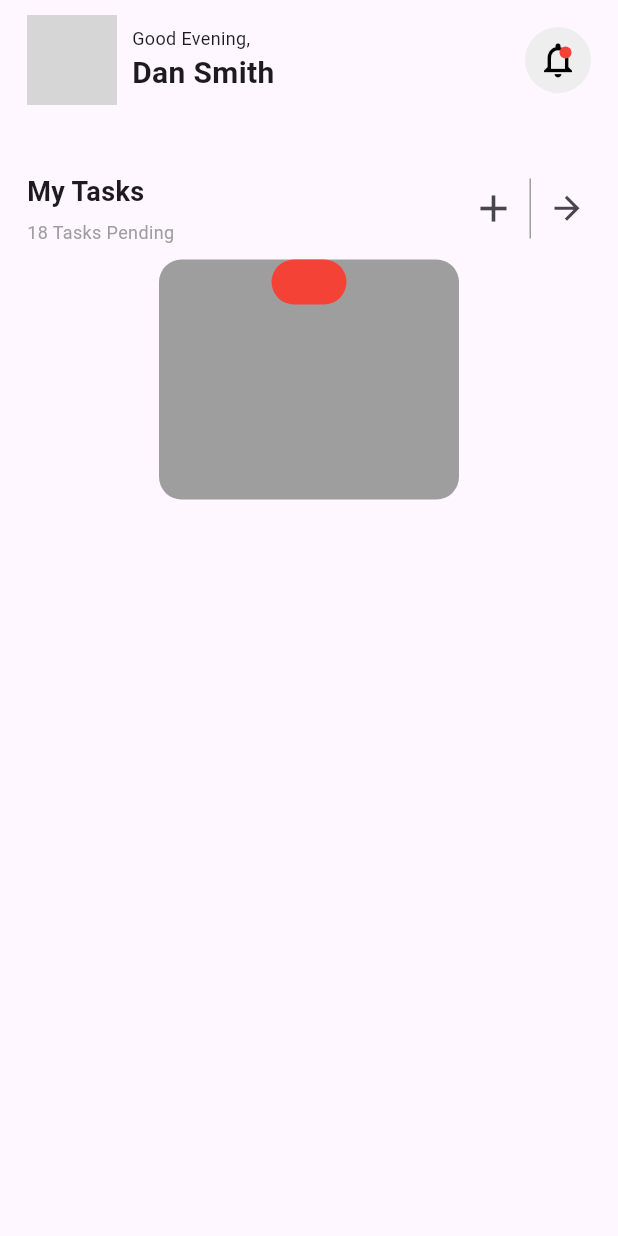
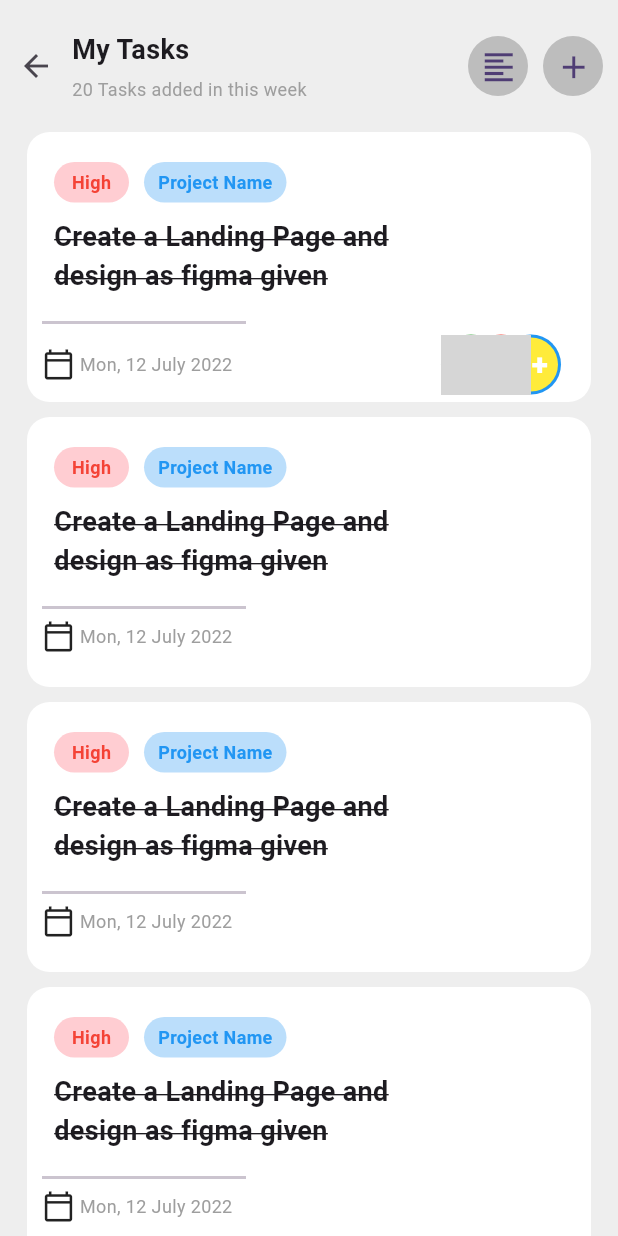
Before and after one commit to Salman4511/Task_Manager_App, a Flutter app: the screen it shows after launch, after a tap on the "add" icon, on a phone screen of 412 x 824 dp. Run offline on Flutter 3.47's test engine with Material 3 defaults, Android fonts, the phone set to English and light mode, and no system bars; network calls fail; grey boxes are pictures that could not be loaded.

Commit message:
upto add new task completed

```diff
--- a/lib/main.dart
+++ b/lib/main.dart
@@ -13,12 +13,11 @@ class MyApp extends StatelessWidget {
     return MaterialApp(
       title: 'Flutter Demo',
       theme: ThemeData(
-
         colorScheme: ColorScheme.fromSeed(seedColor: Colors.deepPurple),
         useMaterial3: true,
       ),
       debugShowCheckedModeBanner: false,
-      home: HomeScreen(),
+      home: const HomeScreen(),
     );
   }
 }
--- a/lib/utils/constants.dart
+++ b/lib/utils/constants.dart
@@ -92,3 +92,4 @@ const kgrey = Colors.grey;
 const kgreen = Colors.green;
 const kwhite = Colors.white;
 const kblue = Colors.blue;
+const kred = Colors.red;
--- a/lib/view/home/home_screen.dart
+++ b/lib/view/home/home_screen.dart
@@ -1,6 +1,8 @@
 import 'package:flutter/material.dart';
 import 'package:task_manager_app/utils/constants.dart';
+import 'package:task_manager_app/view/widgets/my_tasks_card_widget.dart';
 import 'package:task_manager_app/view/widgets/task_action_row_widget.dart';
+import 'package:task_manager_app/view/widgets/todays_task_tile_widget.dart';
 import 'package:task_manager_app/view/widgets/top_bar_widget.dart';
 
 class HomeScreen extends StatelessWidget {
@@ -8,8 +10,10 @@ class HomeScreen extends StatelessWidget {
 
   @override
   Widget build(BuildContext context) {
-    return  Scaffold(
+    return Scaffold(
+      backgroundColor: kgrey.shade200,
       body: SafeArea(
+        child: SingleChildScrollView(
           child: Column(
             children: [
               kheight10,
@@ -17,28 +21,63 @@ class HomeScreen extends StatelessWidget {
               kheight45,
               const TaskActionRowWidget(),
               kheight10,
-            Container(
-
-              height: 160,
-              width: 200,
-              decoration: BoxDecoration(
-                color: kgrey,
-                borderRadius: BorderRadius.circular(15)
+              SizedBox(
+                height: 200,
+                child: ListView.builder(
+                  itemCount: 10,
+                  scrollDirection: Axis.horizontal,
+                  itemBuilder: (context, index) => Row(
+                    children: [
+                      kheight10,
+                      const Padding(
+                        padding: EdgeInsets.all(18.0),
+                        child: MyTasksCardWidget(
+                          color: kred,
+                          textColor: kred,
+                          title: 'Create a',
+                          subTitle: 'Landing Page',
+                          date: 'Mon, 12 July 2022',
+                          status: 'High',
                         ),
-              child: Column(
+                      ),
+                      const MyTasksCardWidget(
+                        color: kgreen,
+                        textColor: kgreen,
+                        title: 'Develop a',
+                        subTitle: 'Website',
+                        date: 'Mon, 30 July 2022',
+                        status: 'Low',
+                      ),
+                    ],
+                  ),
+                ),
+              ),
+              Row(children: [
+                kwidth18,
+                Column(
+                  crossAxisAlignment: CrossAxisAlignment.start,
                   children: [
-                  Container(
-                    height: 30,
-                    width: 50,
-                    decoration: BoxDecoration(
-                      color: Colors.red,
-                      borderRadius: BorderRadius.circular(30)
+                    Text(
+                      'Today\'s Tasks',
+                      style: textstyle1,
                     ),
+                    kheight5,
+                    const Text(
+                      '18 Tasks Pending',
+                      style: TextStyle(fontSize: 12, color: kgrey),
                     )
                   ],
                 ),
+              ]),
+              SizedBox(
+                height: 500,
+                child: ListView.builder(
+                    itemBuilder: (context, index) => const TodaysTaskTileWidget(
+                          isVisible: false,
+                        )),
               )
             ],
+          ),
         ),
       ),
     );
--- /dev/null
+++ b/lib/view/tasks/add_task_screen.dart
@@ -0,0 +1,69 @@
+import 'package:flutter/material.dart';
+import 'package:task_manager_app/utils/constants.dart';
+import 'package:task_manager_app/view/widgets/text_form_field_widget.dart';
+
+class AddTaskScreen extends StatelessWidget {
+  const AddTaskScreen({super.key});
+
+  @override
+  Widget build(BuildContext context) {
+    return Scaffold(
+      backgroundColor: kgrey.shade200,
+      appBar: AppBar(
+        backgroundColor: kgrey.shade200,
+        title: Text(
+          'Add New Task',
+          style: textstyle4,
+        ),
+      ),
+      body: SingleChildScrollView(
+        child: Column(
+          children: [
+            Padding(
+              padding: const EdgeInsets.all(8.0),
+              child: Column(
+                children: [
+                  const TextFormFieldWidget(
+                    label: 'Write about your task',
+                    maxlines: 10,
+                  ),
+                  kheight10,
+                  const TextFormFieldWidget(
+                    label: 'Select Project',
+                    icon: Icons.arrow_forward,
+                  ),
+                  kheight10,
+                  const TextFormFieldWidget(
+                    label: 'Select Priority',
+                    icon: Icons.arrow_forward,
+                  ),
+                  kheight10,
+                  const TextFormFieldWidget(
+                    label: 'Select Date',
+                    icon: Icons.calendar_today_outlined,
+                  ),
+                  kheight100,
+                   SizedBox(
+                    height: 55,
+                    width: 350,
+                    child: FloatingActionButton(
+                      onPressed: () {},
+                      backgroundColor: kblue,
+                      shape: RoundedRectangleBorder(
+                        borderRadius: BorderRadius.circular(15.0),
+                      ),
+                      child: Text(
+                        'Add to Task',
+                        style: textstyle11,
+                      ),
+                    ),
+                  )
+                ],
+              ),
+            )
+          ],
+        ),
+      ),
+    );
+  }
+}
--- /dev/null
+++ b/lib/view/tasks/my_tasks_screen.dart
@@ -0,0 +1,38 @@
+import 'package:flutter/material.dart';
+import 'package:task_manager_app/utils/constants.dart';
+import 'package:task_manager_app/view/widgets/my_task_app_bar_widget.dart';
+import 'package:task_manager_app/view/widgets/todays_task_tile_widget.dart';
+
+class MyTasksSCreen extends StatelessWidget {
+  const MyTasksSCreen({super.key});
+
+  @override
+  Widget build(BuildContext context) {
+    return Scaffold(
+      backgroundColor: kgrey.shade200,
+      body: SafeArea(
+        child: SingleChildScrollView(
+          child: Column(
+            children: [
+              kheight20,
+              const MyTaskAppBarWidget(),
+              kheight10,
+              const TodaysTaskTileWidget(
+                isVisible: true,
+              ),
+              const TodaysTaskTileWidget(
+                isVisible: false,
+              ),
+              const TodaysTaskTileWidget(
+                isVisible: false,
+              ),
+              const TodaysTaskTileWidget(
+                isVisible: false,
+              ),
+            ],
+          ),
+        ),
+      ),
+    );
+  }
+}
--- /dev/null
+++ b/lib/view/widgets/my_task_app_bar_widget.dart
@@ -0,0 +1,61 @@
+import 'package:flutter/material.dart';
+import 'package:task_manager_app/utils/constants.dart';
+import 'package:task_manager_app/view/tasks/add_task_screen.dart';
+
+class MyTaskAppBarWidget extends StatelessWidget {
+  const MyTaskAppBarWidget({super.key});
+
+  @override
+  Widget build(BuildContext context) {
+    return Row(
+      children: [
+        IconButton(
+            onPressed: () {
+              Navigator.pop(context);
+            },
+            icon: const Icon(Icons.arrow_back)),
+        Column(
+          crossAxisAlignment: CrossAxisAlignment.start,
+          children: [
+            Text(
+              'My Tasks',
+              style: textstyle1,
+            ),
+            kheight5,
+            const Text(
+              '20 Tasks added in this week',
+              style: TextStyle(fontSize: 12, color: kgrey),
+            )
+          ],
+        ),
+        const Spacer(),
+        CircleAvatar(
+          backgroundColor: kgrey.shade400,
+          child: IconButton(
+              onPressed: () {},
+              icon: const Icon(
+                Icons.format_align_left_outlined,
+                size: 25,
+              )),
+        ),
+        kwidth10,
+        CircleAvatar(
+          backgroundColor: kgrey.shade400,
+          child: IconButton(
+              onPressed: () {
+                Navigator.push(
+                    context,
+                    MaterialPageRoute(
+                      builder: (context) => const AddTaskScreen(),
+                    ));
+              },
+              icon: const Icon(
+                Icons.add,
+                size: 25,
+              )),
+        ),
+        kwidth10
+      ],
+    );
+  }
+}
--- /dev/null
+++ b/lib/view/widgets/my_tasks_card_widget.dart
@@ -0,0 +1,89 @@
+import 'package:flutter/material.dart';
+import 'package:task_manager_app/utils/constants.dart';
+
+class MyTasksCardWidget extends StatelessWidget {
+  final MaterialColor color;
+  final MaterialColor textColor;
+  final String title;
+  final String status;
+
+  final String subTitle;
+  final String date;
+  const MyTasksCardWidget({
+    super.key,
+    required this.color,
+    required this.textColor,
+    required this.title,
+    required this.subTitle,
+    required this.date,
+    required this.status,
+  });
+
+  @override
+  Widget build(BuildContext context) {
+    return Container(
+      height: 160,
+      width: 200,
+      decoration:
+          BoxDecoration(color: kwhite, borderRadius: BorderRadius.circular(15)),
+      child: Column(
+        children: [
+          kheight10,
+          Row(
+            children: [
+              kwidth18,
+              Container(
+                height: 27,
+                width: 50,
+                decoration: BoxDecoration(
+                    color: color.shade100,
+                    borderRadius: BorderRadius.circular(30)),
+                child: Center(
+                    child: Text(
+                  status,
+                  style: TextStyle(
+                      fontSize: 12,
+                      fontWeight: FontWeight.bold,
+                      color: textColor),
+                )),
+              ),
+            ],
+          ),
+          kheight20,
+          Row(
+            children: [
+              kwidth18,
+              Column(
+                crossAxisAlignment: CrossAxisAlignment.start,
+                children: [
+                  Text(
+                    title,
+                    style: textstyle1,
+                  ),
+                  Text(
+                    subTitle,
+                    style: textstyle1,
+                  ),
+                ],
+              ),
+            ],
+          ),
+          kheight10,
+          Row(
+            children: [
+              kwidth10,
+              const Icon(
+                Icons.calendar_today_outlined,
+                size: 20,
+              ),
+              Text(
+                date,
+                style: const TextStyle(fontSize: 12, color: kgrey),
+              )
+            ],
+          )
+        ],
+      ),
+    );
+  }
+}
--- a/lib/view/widgets/task_action_row_widget.dart
+++ b/lib/view/widgets/task_action_row_widget.dart
@@ -1,5 +1,7 @@
+import 'package:flutter/cupertino.dart';
 import 'package:flutter/material.dart';
 import 'package:task_manager_app/utils/constants.dart';
+import 'package:task_manager_app/view/tasks/my_tasks_screen.dart';
 
 class TaskActionRowWidget extends StatelessWidget {
   const TaskActionRowWidget({
@@ -27,7 +29,13 @@ class TaskActionRowWidget extends StatelessWidget {
         ),
         const Spacer(),
         IconButton(
-            onPressed: () {},
+            onPressed: () {
+              Navigator.push(
+                  context,
+                  CupertinoPageRoute(
+                    builder: (context) => const MyTasksSCreen(),
+                  ));
+            },
             icon: const Icon(
               Icons.add,
               size: 30,
--- /dev/null
+++ b/lib/view/widgets/text_form_field_widget.dart
@@ -0,0 +1,27 @@
+import 'package:flutter/material.dart';
+import 'package:task_manager_app/utils/constants.dart';
+
+class TextFormFieldWidget extends StatelessWidget {
+  final String label;
+  final int? maxlines;
+  final IconData? icon;
+  const TextFormFieldWidget({
+    super.key, required this.label,  this.maxlines,  this.icon,
+  });
+
+  @override
+  Widget build(BuildContext context) {
+    return TextFormField(
+      decoration: InputDecoration(
+          fillColor: kwhite,
+          filled: true,
+          border: OutlineInputBorder(
+              borderSide: BorderSide.none,
+              borderRadius: BorderRadius.circular(10)),
+          hintText: '  $label',
+          suffixIcon: Icon(icon, color: kgrey)
+          ),
+      maxLines: maxlines,
+    );
+  }
+}
--- /dev/null
+++ b/lib/view/widgets/todays_task_tile_widget.dart
@@ -0,0 +1,144 @@
+import 'package:flutter/material.dart';
+import 'package:task_manager_app/utils/constants.dart';
+
+class TodaysTaskTileWidget extends StatelessWidget {
+  final bool isVisible;
+  const TodaysTaskTileWidget({
+    super.key,
+    required this.isVisible,
+  });
+
+  @override
+  Widget build(BuildContext context) {
+    return Padding(
+      padding: const EdgeInsets.only(left: 18.0, right: 18, top: 10),
+      child: Container(
+        height: 180,
+        decoration: BoxDecoration(
+          color: kwhite,
+          borderRadius: BorderRadius.circular(15),
+        ),
+        child: Column(
+          children: [
+            kheight20,
+            Row(
+              children: [
+                kwidth18,
+                Container(
+                  height: 27,
+                  width: 50,
+                  decoration: BoxDecoration(
+                      color: kred.shade100,
+                      borderRadius: BorderRadius.circular(30)),
+                  child: const Center(
+                      child: Text(
+                    'High',
+                    style: TextStyle(
+                        fontSize: 12, fontWeight: FontWeight.bold, color: kred),
+                  )),
+                ),
+                kwidth10,
+                Container(
+                  height: 27,
+                  width: 95,
+                  decoration: BoxDecoration(
+                      color: kblue.shade100,
+                      borderRadius: BorderRadius.circular(30)),
+                  child: const Center(
+                      child: Text(
+                    'Project Name',
+                    style: TextStyle(
+                        fontSize: 12,
+                        fontWeight: FontWeight.bold,
+                        color: kblue),
+                  )),
+                ),
+              ],
+            ),
+            kheight10,
+            Row(
+              children: [
+                kwidth18,
+                const Column(
+                  crossAxisAlignment: CrossAxisAlignment.start,
+                  children: [
+                    Text(
+                      'Create a Landing Page and',
+                      style: TextStyle(
+                          fontSize: 18,
+                          decoration: TextDecoration.lineThrough,
+                          fontWeight: FontWeight.bold),
+                    ),
+                    Text(
+                      'design as figma given',
+                      style: TextStyle(
+                          fontSize: 18,
+                          decoration: TextDecoration.lineThrough,
+                          fontWeight: FontWeight.bold),
+                    ),
+                  ],
+                ),
+              ],
+            ),
+            kheight10,
+            const Divider(
+              indent: 10,
+              endIndent: 230,
+              thickness: 2,
+            ),
+            Row(
+              children: [
+                kwidth10,
+                const Icon(
+                  Icons.calendar_today_outlined,
+                  size: 22,
+                ),
+                const Text(
+                  ' Mon, 12 July 2022',
+                  style: TextStyle(fontSize: 12, color: kgrey),
+                ),
+                const Spacer(),
+                isVisible
+                    ? SizedBox(
+                        width: 100,
+                        child: Stack(
+                          children: [
+                            const CircleAvatar(
+                              backgroundColor: kgreen,
+                              backgroundImage: NetworkImage(
+                                  'https://img.freepik.com/free-photo/freedom-concept-with-hiker-mountain_23-2148107064.jpg'),
+                            ),
+                            const Positioned(
+                              left: 20,
+                              child: CircleAvatar(
+                                backgroundColor: kred,
+                                backgroundImage: NetworkImage(
+                                    'https://images.unsplash.com/photo-1544005313-94ddf0286df2?q=80&w=1000&auto=format&fit=crop&ixlib=rb-4.0.3&ixid=M3wxMjA3fDB8MHxzZWFyY2h8NHx8d29tYW4lMjBwcm9maWxlfGVufDB8fDB8fHww'),
+                              ),
+                            ),
+                            Positioned(
+                              left: 40,
+                              child: CircleAvatar(
+                                  radius: 20,
+                                  backgroundColor: kblue,
+                                  child: CircleAvatar(
+                                    radius: 18,
+                                    backgroundColor: Colors.yellow,
+                                    child: Text(
+                                      '1+',
+                                      style: textstyle11,
+                                    ),
+                                  )),
+                            )
+                          ],
+                        ),
+                      )
+                    : const SizedBox()
+              ],
+            )
+          ],
+        ),
+      ),
+    );
+  }
+}
--- a/lib/view/widgets/top_bar_widget.dart
+++ b/lib/view/widgets/top_bar_widget.dart
@@ -3,14 +3,12 @@ import 'package:task_manager_app/utils/constants.dart';
 
 class TopBarWidget extends StatelessWidget {
   @override
-
   const TopBarWidget({
     super.key,
   });
 
   @override
   Widget build(BuildContext context) {
-
     return Row(
       children: [
         kwidth18,
@@ -19,7 +17,8 @@ class TopBarWidget extends StatelessWidget {
           backgroundColor: kwhite,
           child: CircleAvatar(
             radius: 33,
-                backgroundImage: NetworkImage('https://img.freepik.com/free-photo/freedom-concept-with-hiker-mountain_23-2148107064.jpg'),
+            backgroundImage: NetworkImage(
+                'https://img.freepik.com/free-photo/freedom-concept-with-hiker-mountain_23-2148107064.jpg'),
           ),
         ),
         kwidth10,
@@ -33,14 +32,14 @@ class TopBarWidget extends StatelessWidget {
             ),
             Text(
               'Dan Smith',
-                  style: TextStyle(fontSize: 20,fontWeight: FontWeight.bold),
+              style: TextStyle(fontSize: 20, fontWeight: FontWeight.bold),
             )
           ],
         ),
         const Spacer(),
         CircleAvatar(
           radius: 22,
-              backgroundColor: kgrey.shade200,
+          backgroundColor: kgrey.shade300,
           child: Stack(
             children: [
               IconButton(
@@ -60,8 +59,7 @@ class TopBarWidget extends StatelessWidget {
                       color: Colors.red,
                       shape: BoxShape.circle,
                     ),
-                      child: const SizedBox()
-                    ),
+                    child: const SizedBox()),
               ),
             ],
           ),
@@ -69,6 +67,5 @@ class TopBarWidget extends StatelessWidget {
         kwidth18
       ],
     );
-
   }
 }
```
Lines whose indentation alone changed are shown as unchanged.
